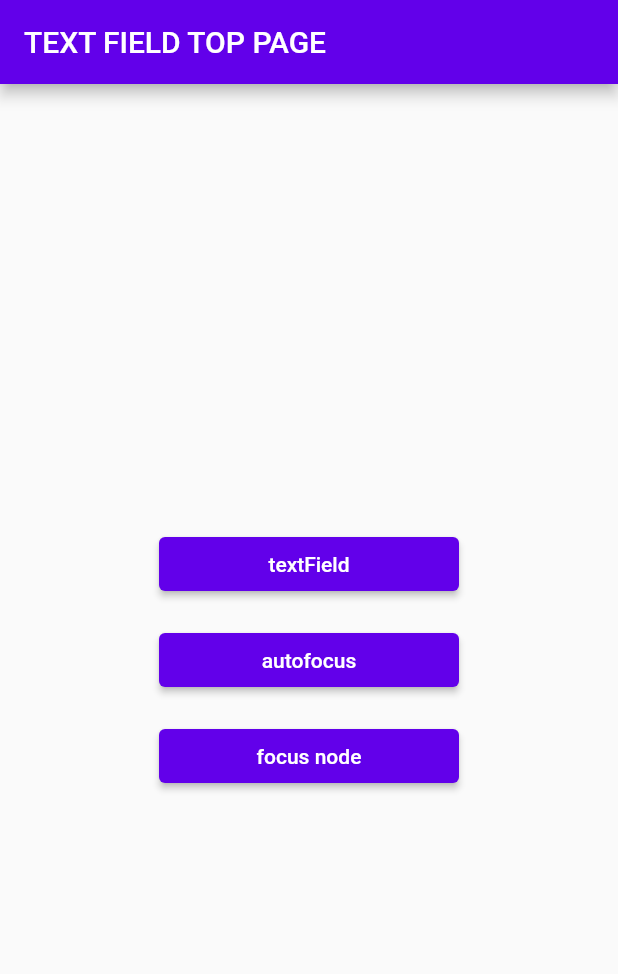
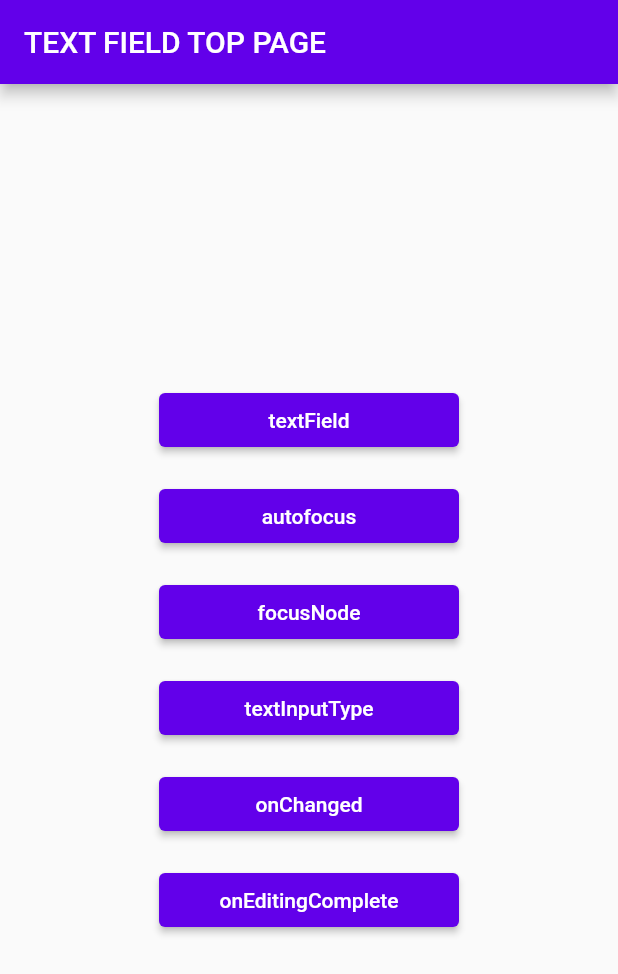
Before and after one commit to mafreud/flutter_dictionary, a Flutter app: the TextFieldTopPage screen opened by its route, on a phone screen of 412 x 824 dp. Shown: the top 974 px of the screen. Run offline on Flutter 3.47's test engine with Material 2 defaults, Android fonts, the phone set to English and light mode, and no system bars; our stand-ins replace firebase_core, go_router; accounts and stored records are empty.

Commit message:
add more widgets

```diff
--- a/lib/go_router/routing.dart
+++ b/lib/go_router/routing.dart
@@ -5,6 +5,9 @@ import 'package:flutter_dictionary/widgets/scaffold/scaffold_drawer.dart';
 import 'package:flutter_dictionary/widgets/text_field/text_field.dart';
 import 'package:flutter_dictionary/widgets/text_field/text_field_autofocus.dart';
 import 'package:flutter_dictionary/widgets/text_field/text_field_focus_node.dart';
+import 'package:flutter_dictionary/widgets/text_field/text_field_on_changed.dart';
+import 'package:flutter_dictionary/widgets/text_field/text_field_on_editing_complete.dart';
+import 'package:flutter_dictionary/widgets/text_field/text_field_text_input_type.dart';
 import 'package:go_router/go_router.dart';
 
 import '../top_page.dart';
@@ -28,7 +31,15 @@ enum ScaffoldRouter {
   drawerDragStartBehavior,
 }
 
-enum TextFieldRouter { textFieldTop, textField, autofocus, focusNode }
+enum TextFieldRouter {
+  textFieldTop,
+  textField,
+  autofocus,
+  focusNode,
+  textInputType,
+  onChanged,
+  onEditingComplete,
+}
 
 final router = GoRouter(
   routes: [
@@ -99,6 +110,21 @@ final router = GoRouter(
           name: TextFieldRouter.focusNode.name,
           builder: (context, state) => const TextFieldWithFocusNodePage(),
         ),
+        GoRoute(
+          path: 'textInputType',
+          name: TextFieldRouter.textInputType.name,
+          builder: (context, state) => const TextFieldTextInputType(),
+        ),
+        GoRoute(
+          path: 'onChanged',
+          name: TextFieldRouter.onChanged.name,
+          builder: (context, state) => const TextFieldWithOnChanged(),
+        ),
+        GoRoute(
+          path: 'onEditingComplete',
+          name: TextFieldRouter.onEditingComplete.name,
+          builder: (context, state) => const TextFieldWithOnEditingComplete(),
+        ),
       ],
     ),
   ],
--- /dev/null
+++ b/lib/utilities/custom_colors.dart
@@ -0,0 +1,3 @@
+import 'package:flutter/material.dart';
+
+final deepAccentPurple = Colors.deepPurpleAccent[700];
--- a/lib/widgets/text_field/text_field_focus_node.dart
+++ b/lib/widgets/text_field/text_field_focus_node.dart
@@ -43,6 +43,7 @@ class _TextFieldWithFocusNodePageState
             ),
           ],
         ),
-        ));
+      ),
+    );
   }
 }
--- a/lib/widgets/text_field/text_field_top.dart
+++ b/lib/widgets/text_field/text_field_top.dart
@@ -1,5 +1,6 @@
 import 'package:flutter/material.dart';
 import 'package:flutter_dictionary/go_router/routing.dart';
+import 'package:flutter_dictionary/utilities/custom_colors.dart';
 import 'package:go_router/go_router.dart';
 
 class TextFieldTopPage extends StatelessWidget {
@@ -9,45 +10,30 @@ class TextFieldTopPage extends StatelessWidget {
   Widget build(BuildContext context) {
     return Scaffold(
       appBar: AppBar(
-        backgroundColor: Colors.deepPurpleAccent[700],
+        backgroundColor: deepAccentPurple,
         title: const Text('TEXT FIELD TOP PAGE'),
       ),
       body: Center(
         child: Column(
           mainAxisAlignment: MainAxisAlignment.center,
           children: [
-            Padding(
-              padding: const EdgeInsets.all(8.0),
-              child: ElevatedButton(
-                style: ElevatedButton.styleFrom(
-                    fixedSize: const Size(200, 25),
-                    primary: Colors.deepPurpleAccent[700]),
-                onPressed: () =>
-                    context.pushNamed(TextFieldRouter.textField.name),
-                child: const Text('textField'),
-              ),
+            _Button(
+              type: TextFieldRouter.textField.name,
             ),
-            Padding(
-              padding: const EdgeInsets.all(8.0),
-              child: ElevatedButton(
-                style: ElevatedButton.styleFrom(
-                    fixedSize: const Size(200, 25),
-                    primary: Colors.deepPurpleAccent[700]),
-                onPressed: () =>
-                    context.pushNamed(TextFieldRouter.autofocus.name),
-                child: const Text('autofocus'),
-              ),
+            _Button(
+              type: TextFieldRouter.autofocus.name,
             ),
-            Padding(
-              padding: const EdgeInsets.all(8.0),
-              child: ElevatedButton(
-                style: ElevatedButton.styleFrom(
-                    fixedSize: const Size(200, 25),
-                    primary: Colors.deepPurpleAccent[700]),
-                onPressed: () =>
-                    context.pushNamed(TextFieldRouter.focusNode.name),
-                child: const Text('focus node'),
-              ),
+            _Button(
+              type: TextFieldRouter.focusNode.name,
+            ),
+            _Button(
+              type: TextFieldRouter.textInputType.name,
+            ),
+            _Button(
+              type: TextFieldRouter.onChanged.name,
+            ),
+            _Button(
+              type: TextFieldRouter.onEditingComplete.name,
             ),
           ],
         ),
@@ -55,3 +41,26 @@ class TextFieldTopPage extends StatelessWidget {
     );
   }
 }
+
+class _Button extends StatelessWidget {
+  const _Button({
+    required this.type,
+    Key? key,
+  }) : super(key: key);
+
+  final String type;
+
+  @override
+  Widget build(BuildContext context) {
+    return Padding(
+      padding: const EdgeInsets.all(8.0),
+      child: ElevatedButton(
+        style: ElevatedButton.styleFrom(
+            fixedSize: const Size(200, 25),
+            primary: Colors.deepPurpleAccent[700]),
+        onPressed: () => context.pushNamed(type),
+        child: Text(type),
+      ),
+    );
+  }
+}
--- a/pubspec.yaml
+++ b/pubspec.yaml
@@ -9,7 +9,7 @@ environment:
 
 dependencies:
   cupertino_icons: ^1.0.2
-  firebase_core: ^1.17.0
+  firebase_core: 1.20.0
   flutter:
     sdk: flutter
   go_router: ^3.1.0
```
Also changed, not shown: lib/widgets/text_field/text_field_on_changed.dart (added, +46 -0 lines), lib/widgets/text_field/text_field_on_editing_complete.dart (added, +23 -0 lines), lib/widgets/text_field/text_field_text_input_type.dart (added, +89 -0 lines), pubspec.lock, 3 other files. Lines whose indentation alone changed are shown as unchanged.
